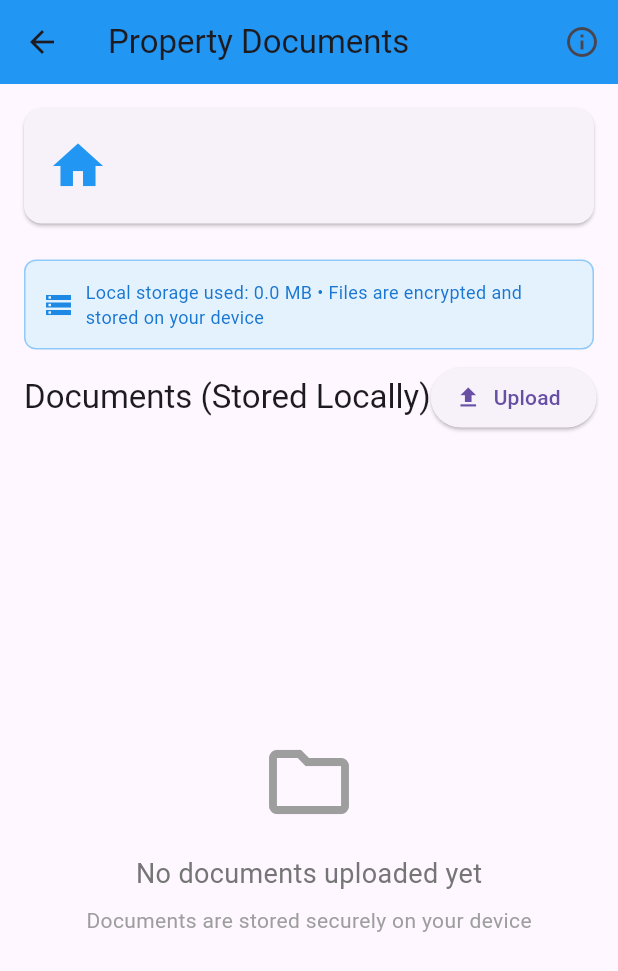
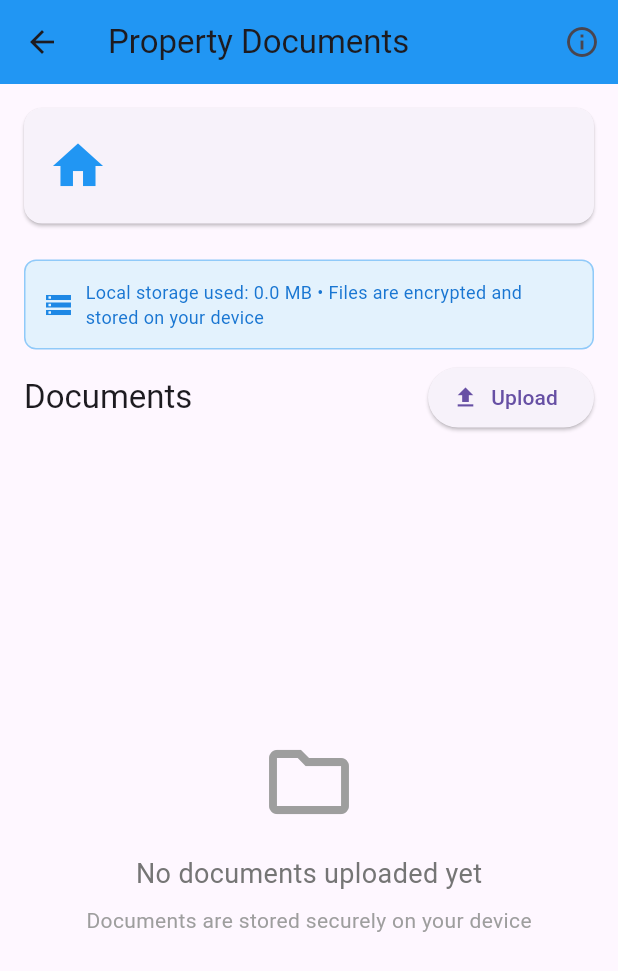
Before and after one commit to Koshai/neloy, a Flutter app: the PropertyDocumentsScreen screen opened directly with empty values, on a phone screen of 412 x 824 dp. Shown: the top 971 px of the screen. Run offline on Flutter 3.47's test engine with Material 3 defaults, Android fonts, the phone set to English and light mode, and no system bars; our stand-ins replace fl_chart, flutter_secure_storage, image_picker, in_app_purchase, open_file, pdf and 6 more; missing offline and left inert: device_calendar, encrypt, google_mlkit_text_recognition, pdfx; accounts and stored records are empty.

Commit message:
fixed some overflow issue

```diff
--- a/lib/screens/documents/property_documents_screen.dart
+++ b/lib/screens/documents/property_documents_screen.dart
@@ -81,7 +81,7 @@ class _PropertyDocumentsScreenState extends State<PropertyDocumentsScreen> {
               mainAxisAlignment: MainAxisAlignment.spaceBetween,
               children: [
                 Text(
-                  'Documents (Stored Locally)',
+                  'Documents',
                   style: Theme.of(context).textTheme.titleLarge,
                 ),
                 ElevatedButton.icon(
--- a/lib/screens/tenants/tenant_detail_screen.dart
+++ b/lib/screens/tenants/tenant_detail_screen.dart
@@ -278,7 +278,7 @@ class _TenantDetailScreenState extends State<TenantDetailScreen> {
                             mainAxisAlignment: MainAxisAlignment.spaceBetween,
                             children: [
                               Text(
-                                'Documents (Local Storage)',
+                                'Documents',
                                 style: Theme.of(context).textTheme.titleLarge,
                               ),
                               ElevatedButton.icon(
```
